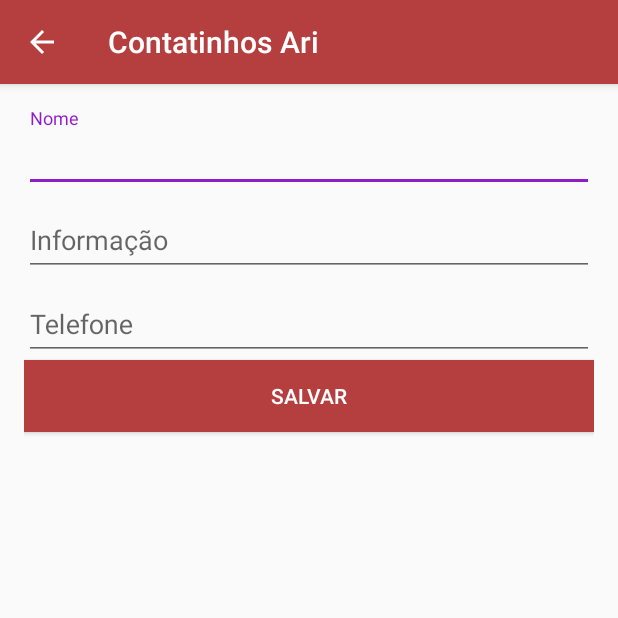
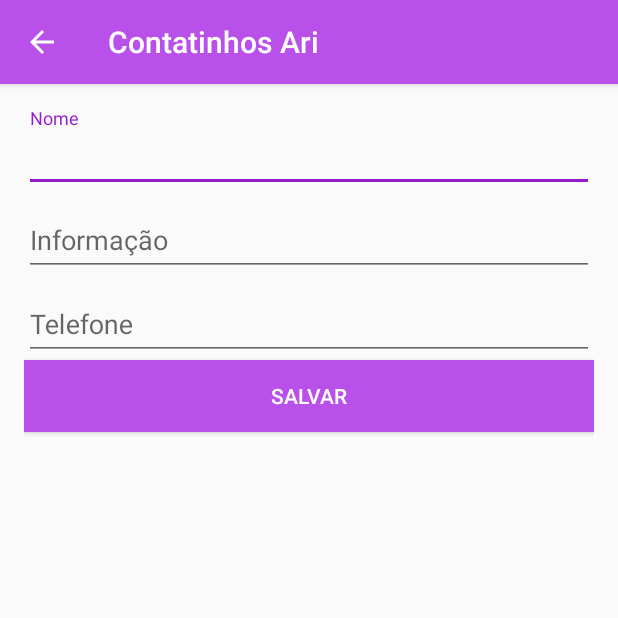
Before and after one commit to maxsonferovante/Contatinhos-Ari, an Android app: the ContatoActivity screen opened directly, with no data from a screen before it, on a phone screen of 412 x 824 dp, the top half of it. Run offline under Robolectric (Android 15) with nearby library versions, the phone set to English and light mode, and no system bars.

Commit message:
Mudança de cores e icon

```diff
--- a/Agenda/app/src/main/res/values/colors.xml
+++ b/Agenda/app/src/main/res/values/colors.xml
@@ -1,8 +1,8 @@
 <?xml version="1.0" encoding="utf-8"?>
 <resources>
-    <color name="colorPrimary">#b53f3f</color>
-    <color name="colorPrimaryDark">#9f3032</color>
-    <color name="colorAccent">#8f1bc9</color>
+    <color name="colorPrimary">#b950e9</color>
+    <color name="colorPrimaryDark">#a129ec</color>
+    <color name="colorAccent">#951bc9</color>
 
     <color name="nome">#999999</color>
     <color name="telefone">#222222</color>
```
Also changed, not shown: Agenda/app/src/main/ic_launcher-web.png, Agenda/app/src/main/res/mipmap-hdpi/ic_launcher.png, Agenda/app/src/main/res/mipmap-mdpi/ic_launcher.png, Agenda/app/src/main/res/mipmap-xhdpi/ic_launcher.png, Agenda/app/src/main/res/mipmap-xxhdpi/ic_launcher.png, Agenda/app/src/main/res/mipmap-xxxhdpi/ic_launcher.png.
